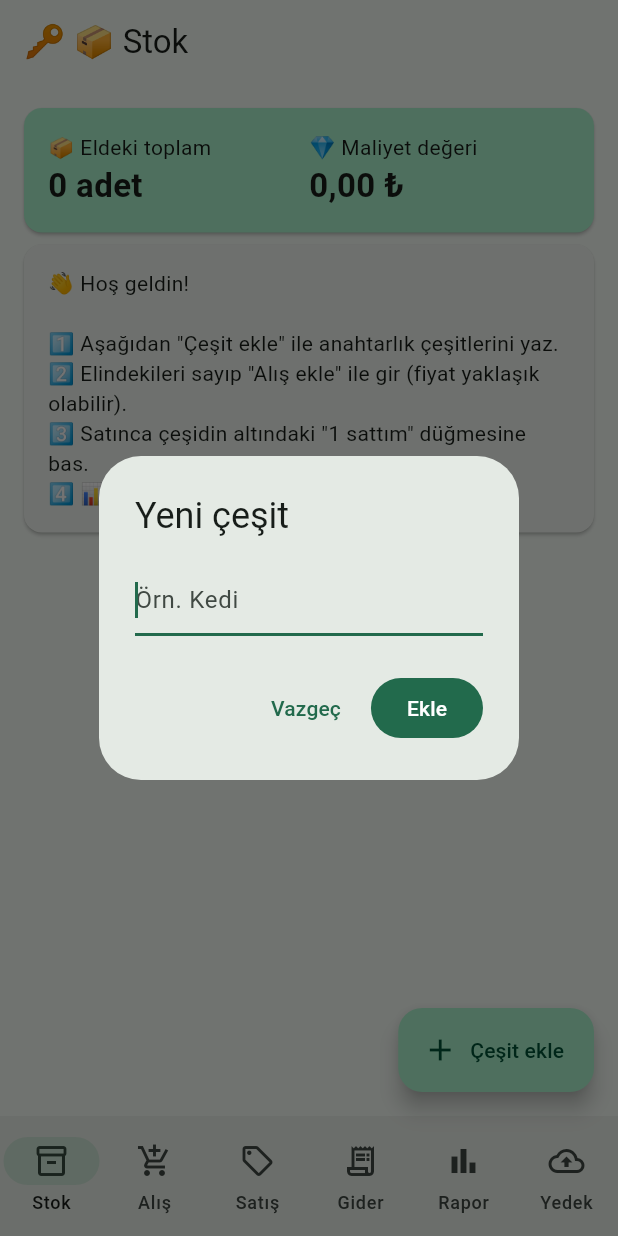
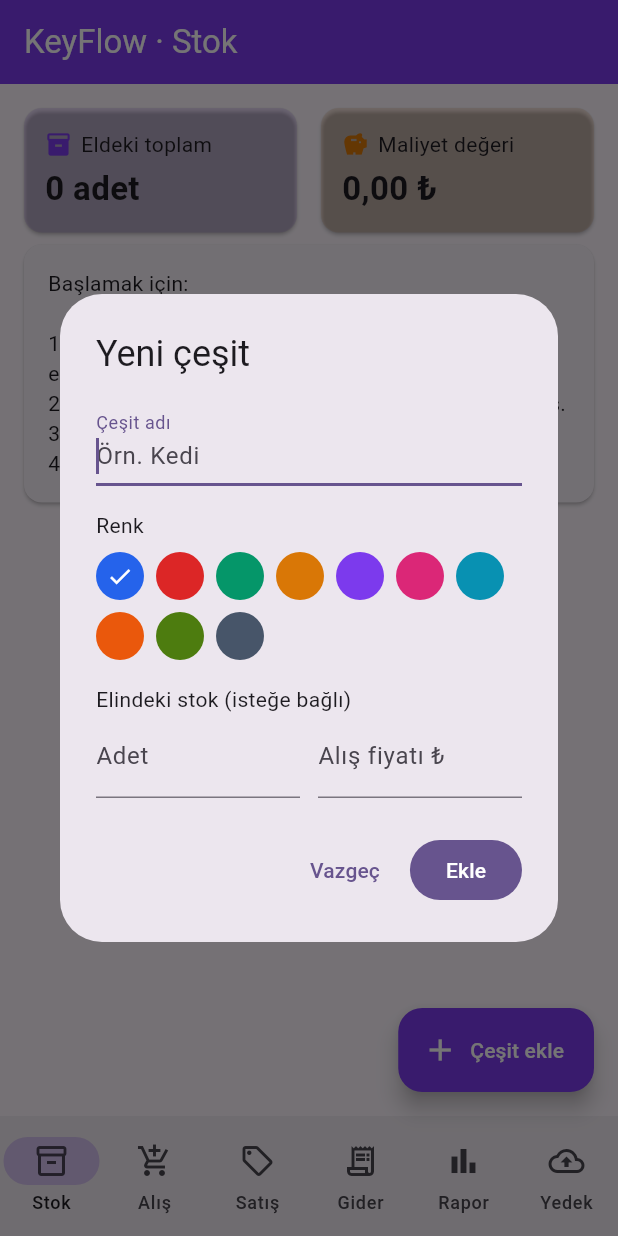
Before and after one commit to muminevildan/anahtarlik, a Flutter app: the screen it shows after launch, after a tap on "Çeşit ekle", on a phone screen of 412 x 824 dp. Run offline on Flutter 3.47's test engine with Material 3 defaults, Android fonts, the phone set to English and light mode, and no system bars; our stand-ins replace file_picker, share_plus.

Commit message:
Refactor product functions and update UI colors
Refactor product management functions and improve UI elements.

```diff
--- a/lib/main.dart
+++ b/lib/main.dart
@@ -26,18 +26,20 @@ String ds(DateTime t) => '${t.year}-${t.month.toString().padLeft(2, '0')}-${t.da
 double num2(dynamic v) => (v as num).toDouble();
 double? parseNum(String s) => double.tryParse(s.trim().replaceAll(',', '.'));
 
-String emojiFor(String name) {
-  final n = name.toLowerCase();
-  const map = {
-    'kedi': '🐱', 'köpek': '🐶', 'kalp': '❤️', 'yıldız': '⭐', 'çiçek': '🌸', 'kelebek': '🦋',
-    'balık': '🐟', 'kuş': '🐦', 'tavşan': '🐰', 'ayı': '🐻', 'araba': '🚗', 'güneş': '☀️',
-    'bulut': '☁️', 'meyve': '🍓', 'unicorn': '🦄', 'at ': '🐴',
-  };
-  for (final e in map.entries) {
-    if (n.contains(e.key)) return e.value;
-  }
-  return '🔑';
-}
+const palette = [
+  Color(0xFF2563EB),
+  Color(0xFFDC2626),
+  Color(0xFF059669),
+  Color(0xFFD97706),
+  Color(0xFF7C3AED),
+  Color(0xFFDB2777),
+  Color(0xFF0891B2),
+  Color(0xFFEA580C),
+  Color(0xFF4D7C0F),
+  Color(0xFF475569),
+];
+Color colorAt(int i) => palette[i % palette.length];
+const tabColors = [Color(0xFF7C3AED), Color(0xFFEA580C), Color(0xFF059669), Color(0xFFDC2626), Color(0xFF2563EB), Color(0xFF475569)];
 
 // ---------- Veri ----------
 class Data {
@@ -108,6 +110,16 @@ class Data {
     }
     return '(silinmiş)';
   }
+
+  Color colorOf(int pid) {
+    for (final p in products) {
+      if (p['id'] == pid) {
+        final c = p['color'];
+        return colorAt(c is int ? c : pid);
+      }
+    }
+    return Colors.grey;
+  }
 }
 
 Future<File> dataFile() async => File('${(await getApplicationDocumentsDirectory()).path}/anahtarlik.json');
@@ -119,8 +131,8 @@ class App extends StatelessWidget {
   Widget build(BuildContext context) => MaterialApp(
         title: 'KeyFlow',
         debugShowCheckedModeBanner: false,
-        theme: ThemeData(colorSchemeSeed: const Color(0xFF10B981), useMaterial3: true),
-        darkTheme: ThemeData(colorSchemeSeed: const Color(0xFF10B981), brightness: Brightness.dark, useMaterial3: true),
+        theme: ThemeData(colorSchemeSeed: const Color(0xFF7C3AED), useMaterial3: true),
+        darkTheme: ThemeData(colorSchemeSeed: const Color(0xFF7C3AED), brightness: Brightness.dark, useMaterial3: true),
         home: const Home(),
       );
 }
@@ -193,43 +205,114 @@ class _HomeState extends State<Home> {
     return l.isEmpty ? '' : priceText(num2(l.first['price']));
   }
 
-  Future<void> addProduct() async {
-    final c = TextEditingController();
+  int nextColor() {
+    final used = d.products.map((p) => p['color'] is int ? p['color'] as int : (p['id'] as int) % palette.length).toSet();
+    for (var i = 0; i < palette.length; i++) {
+      if (!used.contains(i)) return i;
+    }
+    return d.products.length % palette.length;
+  }
+
+  Future<void> addProduct() => productDialog();
+  Future<void> renameProduct(Map<String, dynamic> p) => productDialog(edit: p);
+
+  Future<void> productDialog({Map<String, dynamic>? edit}) async {
+    final name = TextEditingController(text: (edit?['name'] as String?) ?? '');
+    final qty = TextEditingController();
+    final price = TextEditingController();
+    var color = edit == null ? nextColor() : ((edit['color'] as int?) ?? (edit['id'] as int) % palette.length);
+    String? err;
     final ok = await showDialog<bool>(
       context: context,
-      builder: (x) => AlertDialog(
-        title: const Text('Yeni çeşit'),
-        content: TextField(
-          controller: c,
-          autofocus: true,
+      builder: (x) => StatefulBuilder(
+        builder: (x, set) => AlertDialog(
+          title: Text(edit == null ? 'Yeni çeşit' : 'Çeşidi düzenle'),
+          content: SingleChildScrollView(
+            child: Column(mainAxisSize: MainAxisSize.min, crossAxisAlignment: CrossAxisAlignment.start, children: [
+              TextField(
+                controller: name,
+                autofocus: edit == null,
                 textCapitalization: TextCapitalization.sentences,
-          decoration: const InputDecoration(hintText: 'Örn. Kedi'),
+                decoration: const InputDecoration(labelText: 'Çeşit adı', hintText: 'Örn. Kedi'),
+              ),
+              const SizedBox(height: 16),
+              const Text('Renk'),
+              const SizedBox(height: 8),
+              Wrap(spacing: 8, runSpacing: 8, children: [
+                for (var i = 0; i < palette.length; i++)
+                  GestureDetector(
+                    onTap: () => set(() => color = i),
+                    child: CircleAvatar(
+                      radius: 16,
+                      backgroundColor: palette[i],
+                      child: color == i ? const Icon(Icons.check, size: 18, color: Colors.white) : null,
+                    ),
+                  ),
+              ]),
+              if (edit == null) ...[
+                const SizedBox(height: 16),
+                const Text('Elindeki stok (isteğe bağlı)'),
+                Row(children: [
+                  Expanded(child: TextField(controller: qty, keyboardType: TextInputType.number, decoration: const InputDecoration(labelText: 'Adet'))),
+                  const SizedBox(width: 12),
+                  Expanded(
+                    child: TextField(
+                      controller: price,
+                      keyboardType: const TextInputType.numberWithOptions(decimal: true),
+                      decoration: const InputDecoration(labelText: 'Alış fiyatı ₺'),
+                    ),
+                  ),
+                ]),
+              ],
+              if (err != null) Padding(padding: const EdgeInsets.only(top: 8), child: Text(err!, style: TextStyle(color: Theme.of(x).colorScheme.error))),
+            ]),
           ),
           actions: [
             TextButton(onPressed: () => Navigator.pop(x, false), child: const Text('Vazgeç')),
-          FilledButton(onPressed: () => Navigator.pop(x, true), child: const Text('Ekle')),
+            FilledButton(
+              onPressed: () {
+                if (name.text.trim().isEmpty) {
+                  set(() => err = 'Çeşit adını yaz.');
+                  return;
+                }
+                if (edit == null) {
+                  final q = qty.text.trim().isEmpty ? 0 : int.tryParse(qty.text.trim());
+                  if (q == null || q < 0) {
+                    set(() => err = 'Adedi doğru yaz.');
+                    return;
+                  }
+                  final pr = parseNum(price.text);
+                  if (q > 0 && (pr == null || pr < 0)) {
+                    set(() => err = 'Stok girdiysen alış fiyatını da yaz (yaklaşık olabilir).');
+                    return;
+                  }
+                }
+                Navigator.pop(x, true);
+              },
+              child: Text(edit == null ? 'Ekle' : 'Kaydet'),
+            ),
           ],
         ),
-    );
-    final n = c.text.trim();
-    if (ok == true && n.isNotEmpty) change(() => d.products.add({'id': d.nextId++, 'name': n}));
-  }
-
-  Future<void> renameProduct(Map<String, dynamic> p) async {
-    final c = TextEditingController(text: p['name'] as String);
-    final ok = await showDialog<bool>(
-      context: context,
-      builder: (x) => AlertDialog(
-        title: const Text('Çeşit adı'),
-        content: TextField(controller: c, autofocus: true, textCapitalization: TextCapitalization.sentences),
-        actions: [
-          TextButton(onPressed: () => Navigator.pop(x, false), child: const Text('Vazgeç')),
-          FilledButton(onPressed: () => Navigator.pop(x, true), child: const Text('Kaydet')),
-        ],
       ),
     );
-    final n = c.text.trim();
-    if (ok == true && n.isNotEmpty) change(() => p['name'] = n);
+    if (ok != true) return;
+    final n = name.text.trim();
+    if (edit != null) {
+      change(() {
+        edit['name'] = n;
+        edit['color'] = color;
+      });
+      return;
+    }
+    final q = int.tryParse(qty.text.trim()) ?? 0;
+    final pr = parseNum(price.text) ?? 0;
+    change(() {
+      final id = d.nextId++;
+      d.products.add({'id': id, 'name': n, 'color': color});
+      if (q > 0) {
+        d.purchases.add({'id': d.nextId++, 'pid': id, 'qty': q, 'price': pr, 'date': ds(DateTime.now()), 'note': 'Başlangıç stoku'});
+      }
+    });
   }
 
   Future<void> deleteProduct(Map<String, dynamic> p) async {
@@ -289,13 +372,14 @@ class _HomeState extends State<Home> {
       builder: (c) => SafeArea(
         child: Column(mainAxisSize: MainAxisSize.min, children: [
           ListTile(
-            title: Text('${emojiFor(p['name'] as String)} ${p['name']}', style: Theme.of(c).textTheme.titleLarge),
+            leading: CircleAvatar(backgroundColor: d.colorOf(id), child: const Icon(Icons.vpn_key, color: Colors.white, size: 20)),
+            title: Text(p['name'] as String, style: Theme.of(c).textTheme.titleLarge),
             subtitle: Text('Stok ${d.stock(id)} · ort. alış ${tl(d.avgCost(id))}'),
           ),
           ListTile(leading: const Icon(Icons.sell_outlined), title: const Text('Satış ekle'), onTap: () { Navigator.pop(c); tradeSheet(true, pid: id); }),
           ListTile(leading: const Icon(Icons.add_shopping_cart), title: const Text('Alış ekle'), onTap: () { Navigator.pop(c); tradeSheet(false, pid: id); }),
           ListTile(leading: const Icon(Icons.fact_check_outlined), title: const Text('Stok düzelt (sayım)'), onTap: () { Navigator.pop(c); adjustStock(p); }),
-          ListTile(leading: const Icon(Icons.edit_outlined), title: const Text('Adını değiştir'), onTap: () { Navigator.pop(c); renameProduct(p); }),
+          ListTile(leading: const Icon(Icons.edit_outlined), title: const Text('Ad ve rengi değiştir'), onTap: () { Navigator.pop(c); renameProduct(p); }),
           ListTile(leading: const Icon(Icons.delete_outline), title: const Text('Sil'), onTap: () { Navigator.pop(c); deleteProduct(p); }),
         ]),
       ),
@@ -330,7 +414,14 @@ class _HomeState extends State<Home> {
                 value: sel,
                 items: [
                   for (final p in d.products)
-                    DropdownMenuItem(value: p['id'] as int, child: Text('${p['name']} (stok ${d.stock(p['id'] as int)})')),
+                    DropdownMenuItem(
+                      value: p['id'] as int,
+                      child: Row(children: [
+                        Icon(Icons.circle, size: 14, color: d.colorOf(p['id'] as int)),
+                        const SizedBox(width: 8),
+                        Text('${p['name']} (stok ${d.stock(p['id'] as int)})'),
+                      ]),
+                    ),
                 ],
                 onChanged: (v) => set(() {
                   sel = v!;
@@ -469,36 +560,81 @@ class _HomeState extends State<Home> {
     final m = ScaffoldMessenger.of(context);
     m.clearSnackBars();
     m.showSnackBar(SnackBar(
-      content: Text('✅ ${d.name(pid)} satıldı · ${tl(price)}'),
+      content: Text('Satıldı: ${d.name(pid)} · ${tl(price)}'),
       action: SnackBarAction(label: 'Geri al', onPressed: () => change(() => d.sales.remove(entry))),
     ));
   }
+
+  Widget statCard(IconData icon, Color c, String label, String value) => Card(
+        color: c.withAlpha(30),
+        child: Padding(
+          padding: const EdgeInsets.all(14),
+          child: Column(crossAxisAlignment: CrossAxisAlignment.start, children: [
+            Row(children: [
+              Icon(icon, size: 18, color: c),
+              const SizedBox(width: 6),
+              Flexible(child: Text(label)),
+            ]),
+            const SizedBox(height: 4),
+            FittedBox(
+              fit: BoxFit.scaleDown,
+              alignment: Alignment.centerLeft,
+              child: Text(value, style: const TextStyle(fontSize: 22, fontWeight: FontWeight.bold)),
+            ),
+          ]),
+        ),
+      );
+
+  Widget infoRow(IconData icon, Color c, String label, String value) => Card(
+        child: ListTile(
+          leading: CircleAvatar(backgroundColor: c.withAlpha(40), child: Icon(icon, color: c)),
+          title: Text(label),
+          trailing: Text(value, style: const TextStyle(fontWeight: FontWeight.w600)),
+        ),
+      );
 
   Widget stokCard(Map<String, dynamic> p) {
     final id = p['id'] as int;
     final st = d.stock(id);
     final cs = Theme.of(context).colorScheme;
-    final col = st <= 0 ? cs.error : (st <= 3 ? Colors.orange : null);
+    final pc = d.colorOf(id);
+    final stColor = st <= 0 ? cs.error : (st <= 3 ? Colors.orange.shade800 : null);
     final avg = 'Ort. alış ${tl(d.avgCost(id))}';
-    final sub = st <= 0 ? '⚠️ Stok bitti · $avg' : (st <= 3 ? '🔔 Azaldı · $avg' : avg);
     return Card(
+      color: pc.withAlpha(28),
+      shape: RoundedRectangleBorder(borderRadius: BorderRadius.circular(12), side: BorderSide(color: pc, width: 1.5)),
       child: Column(children: [
         ListTile(
           onTap: () => productSheet(p),
-          leading: CircleAvatar(
-            backgroundColor: cs.primaryContainer,
-            child: Text(emojiFor(p['name'] as String), style: const TextStyle(fontSize: 22)),
-          ),
+          leading: CircleAvatar(backgroundColor: pc, child: const Icon(Icons.vpn_key, color: Colors.white, size: 20)),
           title: Text(p['name'] as String, style: const TextStyle(fontWeight: FontWeight.w600)),
-          subtitle: Text(sub),
-          trailing: Text('$st', style: TextStyle(fontSize: 28, fontWeight: FontWeight.bold, color: col)),
+          subtitle: Text(st <= 0 ? 'Stok bitti · $avg' : (st <= 3 ? 'Azaldı · $avg' : avg)),
+          trailing: Row(mainAxisSize: MainAxisSize.min, children: [
+            if (st <= 3) Icon(Icons.warning_amber_rounded, color: stColor),
+            const SizedBox(width: 6),
+            Text('$st', style: TextStyle(fontSize: 28, fontWeight: FontWeight.bold, color: stColor)),
+          ]),
         ),
         Padding(
           padding: const EdgeInsets.fromLTRB(12, 0, 12, 12),
           child: Row(children: [
-            Expanded(child: FilledButton.tonalIcon(onPressed: () => quickSale(id), icon: const Text('💰'), label: const Text('1 sattım'))),
+            Expanded(
+              child: FilledButton.icon(
+                style: FilledButton.styleFrom(backgroundColor: pc, foregroundColor: Colors.white),
+                onPressed: () => quickSale(id),
+                icon: const Icon(Icons.sell_outlined, size: 18),
+                label: const Text('1 sattım'),
+              ),
+            ),
             const SizedBox(width: 8),
-            Expanded(child: OutlinedButton.icon(onPressed: () => tradeSheet(false, pid: id), icon: const Text('📦'), label: const Text('Alış ekle'))),
+            Expanded(
+              child: OutlinedButton.icon(
+                style: OutlinedButton.styleFrom(foregroundColor: pc, side: BorderSide(color: pc)),
+                onPressed: () => tradeSheet(false, pid: id),
+                icon: const Icon(Icons.add_shopping_cart, size: 18),
+                label: const Text('Alış ekle'),
+              ),
+            ),
           ]),
         ),
       ]),
@@ -514,31 +650,25 @@ class _HomeState extends State<Home> {
     }
     final old = d.lastBackup == null || DateTime.now().difference(DateTime.parse(d.lastBackup!)).inDays > 7;
     final ps = [...d.products]..sort((a, b) => (a['name'] as String).toLowerCase().compareTo((b['name'] as String).toLowerCase()));
-    const big = TextStyle(fontSize: 22, fontWeight: FontWeight.bold);
     return ListView(padding: pad, children: [
       if (loadError)
         const Card(child: ListTile(title: Text('Veri dosyası okunamadı. Eski dosyanın kopyası saklandı, bana haber ver.'))),
       if (d.hasData && old)
         Card(child: ListTile(title: const Text('Yedek almayı unutma'), subtitle: const Text('Dokun ve yedekle'), onTap: () => setState(() => tab = 5))),
-      Card(
-        color: Theme.of(context).colorScheme.primaryContainer,
-        child: Padding(
-          padding: const EdgeInsets.all(16),
-          child: Row(children: [
-            Expanded(child: Column(crossAxisAlignment: CrossAxisAlignment.start, children: [const Text('📦 Eldeki toplam'), Text('$pieces adet', style: big)])),
-            Expanded(child: Column(crossAxisAlignment: CrossAxisAlignment.start, children: [const Text('💎 Maliyet değeri'), Text(tl(total), style: big)])),
+      Row(children: [
+        Expanded(child: statCard(Icons.inventory_2, const Color(0xFF7C3AED), 'Eldeki toplam', '$pieces adet')),
+        const SizedBox(width: 8),
+        Expanded(child: statCard(Icons.savings, const Color(0xFFD97706), 'Maliyet değeri', tl(total))),
       ]),
-        ),
-      ),
       if (d.products.isEmpty)
         const Card(
           child: Padding(
             padding: EdgeInsets.all(16),
-            child: Text('👋 Hoş geldin!\n\n1️⃣ Aşağıdan "Çeşit ekle" ile anahtarlık çeşitlerini yaz.\n2️⃣ Elindekileri sayıp "Alış ekle" ile gir (fiyat yaklaşık olabilir).\n3️⃣ Satınca çeşidin altındaki "1 sattım" düğmesine bas.\n4️⃣ 📊 Rapor sekmesinde kârını gör.'),
+            child: Text('Başlamak için:\n\n1) Aşağıdan "Çeşit ekle" ile çeşidin adını, rengini ve elindeki stoğu gir.\n2) Satınca çeşidin altındaki "1 sattım" düğmesine bas.\n3) Yeni mal alınca "Alış ekle" de.\n4) Rapor sekmesinde kârını gör.'),
           ),
         )
       else
-        const Padding(padding: EdgeInsets.fromLTRB(4, 4, 4, 0), child: Text('👆 Çeşide dokun: stok düzelt, ad değiştir, sil.')),
+        const Padding(padding: EdgeInsets.fromLTRB(4, 4, 4, 0), child: Text('Çeşide dokun: stok düzelt, ad ve renk değiştir, sil.')),
       for (final p in ps) stokCard(p),
     ]);
   }
@@ -555,11 +685,11 @@ class _HomeState extends State<Home> {
     return n.isEmpty ? base : '$base\n$n';
   }
 
-  Widget emptyMsg(String m, [String e = '🔑']) => Center(
+  Widget emptyMsg(String m, IconData icon, Color color) => Center(
         child: Padding(
           padding: const EdgeInsets.all(24),
           child: Column(mainAxisSize: MainAxisSize.min, children: [
-            Text(e, style: const TextStyle(fontSize: 64)),
+            Icon(icon, size: 72, color: color.withAlpha(150)),
             const SizedBox(height: 12),
             Text(m, textAlign: TextAlign.center),
           ]),
@@ -568,14 +698,14 @@ class _HomeState extends State<Home> {
 
   Widget tradePage(bool sale) {
     final list = sorted(sale ? d.sales : d.purchases);
-    if (list.isEmpty) return emptyMsg(sale ? 'Henüz satış yok.\nAşağıdan "Satış ekle"ye bas.' : 'Henüz alış yok.\nAşağıdan "Alış ekle"ye bas.', sale ? '💰' : '📦');
+    if (list.isEmpty) return emptyMsg(sale ? 'Henüz satış yok.\nAşağıdan "Satış ekle"ye bas.' : 'Henüz alış yok.\nAşağıdan "Alış ekle"ye bas.', sale ? Icons.sell_outlined : Icons.add_shopping_cart, sale ? const Color(0xFF059669) : const Color(0xFFEA580C));
     return ListView(padding: pad, children: [
       const Padding(padding: EdgeInsets.fromLTRB(4, 0, 4, 4), child: Text('Düzeltmek için kayda dokun.')),
       for (final e in list)
         Card(
           child: ListTile(
             onTap: () => tradeSheet(sale, edit: e),
-            leading: CircleAvatar(child: Text(sale ? '💰' : '📦')),
+            leading: CircleAvatar(backgroundColor: d.colorOf(e['pid'] as int), child: Icon(sale ? Icons.sell_outlined : Icons.add_shopping_cart, color: Colors.white, size: 20)),
             isThreeLine: ((e['note'] as String?) ?? '').isNotEmpty,
             title: Text(d.name(e['pid'] as int)),
             subtitle: Text(tradeSub(e)),
@@ -592,14 +722,14 @@ class _HomeState extends State<Home> {
 
   Widget giderPage() {
     final list = sorted(d.expenses);
-    if (list.isEmpty) return emptyMsg('Henüz gider yok.\nKargo, filament, ambalaj gibi masrafları buraya yaz.', '🧾');
+    if (list.isEmpty) return emptyMsg('Henüz gider yok.\nKargo, filament, ambalaj gibi masrafları buraya yaz.', Icons.receipt_long, const Color(0xFFDC2626));
     return ListView(padding: pad, children: [
       const Padding(padding: EdgeInsets.fromLTRB(4, 0, 4, 4), child: Text('Düzeltmek için kayda dokun.')),
       for (final e in list)
         Card(
           child: ListTile(
             onTap: () => expenseSheet(edit: e),
-            leading: const CircleAvatar(child: Text('🧾')),
+            leading: const CircleAvatar(backgroundColor: Color(0xFFDC2626), child: Icon(Icons.receipt_long, color: Colors.white, size: 20)),
             title: Text(e['note'] as String),
             subtitle: Text('${e['date']} · ${tl(num2(e['amount']))}'),
             trailing: IconButton(
@@ -658,24 +788,29 @@ class _HomeState extends State<Home> {
         period == 2 ? const SizedBox(width: 48, height: 48) : IconButton(icon: const Icon(Icons.chevron_right), onPressed: () => shiftPeriod(1)),
       ]),
       Card(
-        color: net >= 0 ? Colors.green.withAlpha(40) : Theme.of(context).colorScheme.errorContainer,
+        color: net >= 0 ? good.withAlpha(35) : Theme.of(context).colorScheme.errorContainer,
         child: Padding(
           padding: const EdgeInsets.all(16),
           child: Column(crossAxisAlignment: CrossAxisAlignment.start, children: [
-            Text(net >= 0 ? '🎉 Net kâr' : '😕 Net zarar'),
+            Row(children: [
+              Icon(net >= 0 ? Icons.trending_up : Icons.trending_down, color: net >= 0 ? good : bad),
+              const SizedBox(width: 8),
+              Text(net >= 0 ? 'Net kâr' : 'Net zarar'),
+            ]),
             Text(tl(net), style: TextStyle(fontSize: 32, fontWeight: FontWeight.bold, color: net >= 0 ? good : bad)),
           ]),
         ),
       ),
-      Card(child: ListTile(title: const Text('💰 Satış geliri'), trailing: Text(tl(rev)))),
-      Card(child: ListTile(title: const Text('🏷️ Satılanın maliyeti'), trailing: Text(tl(cogs)))),
-      Card(child: ListTile(title: const Text('🧾 Diğer giderler'), trailing: Text(tl(gid)))),
-      Card(child: ListTile(title: const Text('📦 Yaptırana ödenen (alış)'), trailing: Text(tl(spent)))),
-      const Padding(padding: EdgeInsets.fromLTRB(4, 12, 4, 4), child: Text('🏆 Çeşit bazında (brüt kâr)')),
+      infoRow(Icons.payments, const Color(0xFF2563EB), 'Satış geliri', tl(rev)),
+      infoRow(Icons.sell, const Color(0xFFEA580C), 'Satılanın maliyeti', tl(cogs)),
+      infoRow(Icons.receipt_long, const Color(0xFFDC2626), 'Diğer giderler', tl(gid)),
+      infoRow(Icons.inventory_2, const Color(0xFF7C3AED), 'Yaptırana ödenen (alış)', tl(spent)),
+      const Padding(padding: EdgeInsets.fromLTRB(4, 12, 4, 4), child: Text('Çeşit bazında (brüt kâr)')),
       if (entries.isEmpty) const Padding(padding: EdgeInsets.all(12), child: Text('Bu dönemde satış yok.')),
       for (final en in entries)
         Card(
           child: ListTile(
+            leading: CircleAvatar(backgroundColor: d.colorOf(en.key), child: const Icon(Icons.vpn_key, color: Colors.white, size: 18)),
             title: Text(d.name(en.key)),
             subtitle: Text('${en.value[0].toInt()} adet · gelir ${tl(en.value[1])}'),
             trailing: Text(tl(en.value[2]), style: TextStyle(fontWeight: FontWeight.bold, color: en.value[2] >= 0 ? good : bad)),
@@ -719,7 +854,7 @@ class _HomeState extends State<Home> {
           child: Padding(
             padding: const EdgeInsets.all(16),
             child: Column(crossAxisAlignment: CrossAxisAlignment.start, children: [
-              Text('💾 Yedek al', style: Theme.of(context).textTheme.titleMedium),
+              Text('Yedek al', style: Theme.of(context).textTheme.titleMedium),
               const SizedBox(height: 6),
               const Text('Telefon değiştirirsen ya da uygulamayı silersen verilerini buradan geri yüklersin. Dosyayı WhatsApp’tan kendine, Drive’a ya da e-postaya gönder.'),
               const SizedBox(height: 6),
@@ -733,7 +868,7 @@ class _HomeState extends State<Home> {
           child: Padding(
             padding: const EdgeInsets.all(16),
             child: Column(crossAxisAlignment: CrossAxisAlignment.start, children: [
-              Text('📥 Yedekten geri yükle', style: Theme.of(context).textTheme.titleMedium),
+              Text('Yedekten geri yükle', style: Theme.of(context).textTheme.titleMedium),
               const SizedBox(height: 6),
               const Text('Yeni telefonda uygulamayı aç, yedek dosyasını seç.'),
               const SizedBox(height: 10),
@@ -746,26 +881,31 @@ class _HomeState extends State<Home> {
   Widget? fab() {
     switch (tab) {
       case 0:
-        return FloatingActionButton.extended(onPressed: addProduct, icon: const Icon(Icons.add), label: const Text('Çeşit ekle'));
+        return FloatingActionButton.extended(backgroundColor: tabColors[tab], foregroundColor: Colors.white, onPressed: addProduct, icon: const Icon(Icons.add), label: const Text('Çeşit ekle'));
       case 1:
-        return FloatingActionButton.extended(onPressed: () => tradeSheet(false), icon: const Icon(Icons.add), label: const Text('Alış ekle'));
+        return FloatingActionButton.extended(backgroundColor: tabColors[tab], foregroundColor: Colors.white, onPressed: () => tradeSheet(false), icon: const Icon(Icons.add), label: const Text('Alış ekle'));
       case 2:
-        return FloatingActionButton.extended(onPressed: () => tradeSheet(true), icon: const Icon(Icons.add), label: const Text('Satış ekle'));
+        return FloatingActionButton.extended(backgroundColor: tabColors[tab], foregroundColor: Colors.white, onPressed: () => tradeSheet(true), icon: const Icon(Icons.add), label: const Text('Satış ekle'));
       case 3:
-        return FloatingActionButton.extended(onPressed: expenseSheet, icon: const Icon(Icons.add), label: const Text('Gider ekle'));
+        return FloatingActionButton.extended(backgroundColor: tabColors[tab], foregroundColor: Colors.white, onPressed: expenseSheet, icon: const Icon(Icons.add), label: const Text('Gider ekle'));
     }
     return null;
   }
 
   @override
   Widget build(BuildContext context) {
-    const titles = ['📦 Stok', '🛒 Alış', '💰 Satış', '🧾 Gider', '📊 Rapor', '💾 Yedek'];
+    const titles = ['Stok', 'Alış', 'Satış', 'Gider', 'Rapor', 'Yedek'];
     final List<Widget Function()> pages = [stokPage, () => tradePage(false), () => tradePage(true), giderPage, raporPage, yedekPage];
     return Scaffold(
-      appBar: AppBar(title: Text('🔑 ${titles[tab]}')),
+      appBar: AppBar(
+        backgroundColor: tabColors[tab],
+        foregroundColor: Colors.white,
+        title: Text('KeyFlow · ${titles[tab]}'),
+      ),
       body: ready ? pages[tab]() : const Center(child: CircularProgressIndicator()),
       floatingActionButton: ready ? fab() : null,
       bottomNavigationBar: NavigationBar(
+        indicatorColor: tabColors[tab].withAlpha(60),
         selectedIndex: tab,
         onDestinationSelected: (i) => setState(() => tab = i),
         destinations: const [
```
Lines whose indentation alone changed are shown as unchanged.
